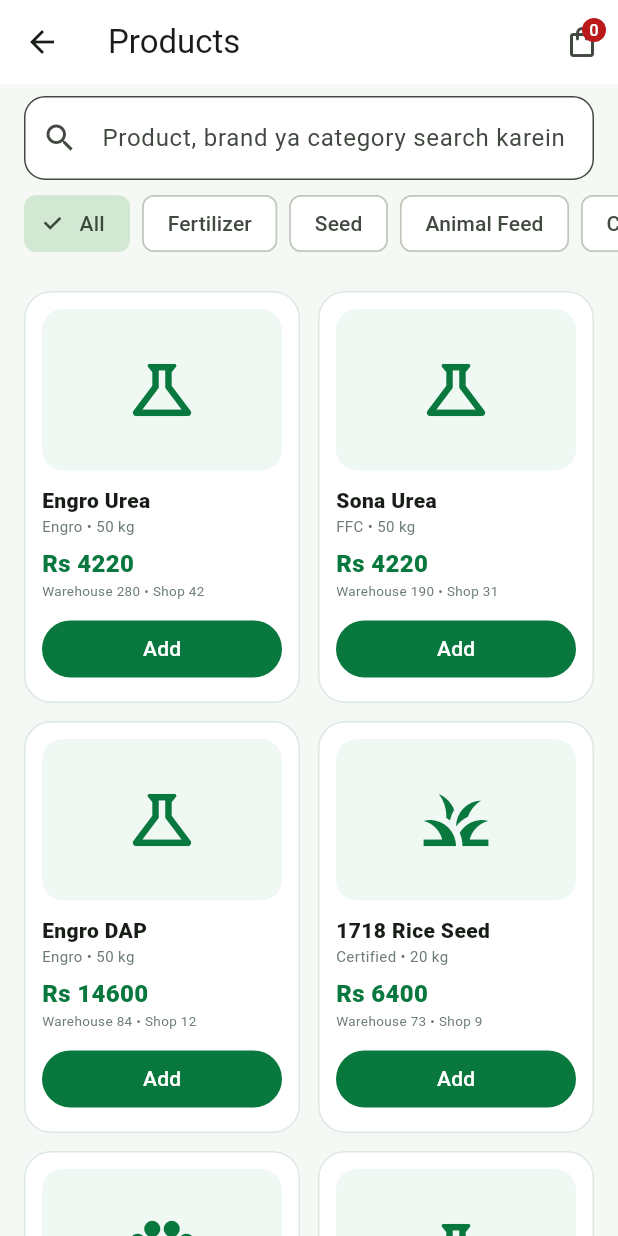
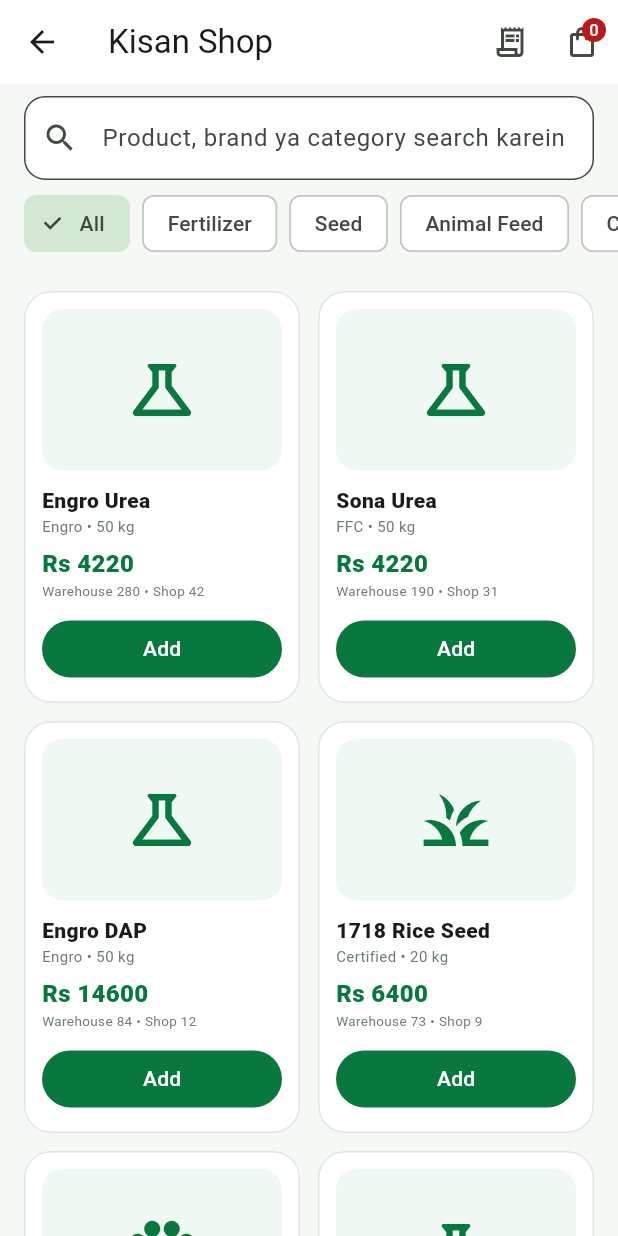
Before and after one commit to aurangzaibranapk/agribridge, a Flutter app: the ProductCatalogScreen screen opened directly, on a phone screen of 412 x 824 dp. Run offline on Flutter 3.47's test engine with Material 3 defaults, Android fonts, the phone set to English and light mode, and no system bars; our stand-ins replace connectivity_plus, firebase_core, firebase_messaging, flutter_riverpod, supabase_flutter; accounts and stored records are empty.

Commit message:
Keep farmer order history accessible from Kisan Shop

```diff
--- a/mobile/lib/features/commerce/product_catalog_screen.dart
+++ b/mobile/lib/features/commerce/product_catalog_screen.dart
@@ -5,6 +5,7 @@
 import '../../core/data/mobile_providers.dart';
 import 'cart_controller.dart';
 import 'cart_screen.dart';
+import 'order_history_screen.dart';
 import 'product.dart';
 
 class ProductCatalogScreen extends ConsumerStatefulWidget {
@@ -24,7 +25,8 @@
     final categories = ['All', ...{for (final p in allProducts) p.category}];
     final products = allProducts.where((p) => (category == 'All' || p.category == category) && '${p.name} ${p.brand} ${p.category}'.toLowerCase().contains(query.toLowerCase())).toList();
     return Scaffold(
-      appBar: AppBar(title: const Text('Products'), actions: [
+      appBar: AppBar(title: const Text('Kisan Shop'), actions: [
+        IconButton(tooltip: 'My orders', onPressed: () => Navigator.push(context, MaterialPageRoute(builder: (_) => const OrderHistoryScreen())), icon: const Icon(Icons.receipt_long_outlined)),
         IconButton(onPressed: () => Navigator.push(context, MaterialPageRoute(builder: (_) => const CartScreen())), icon: Badge(label: Text('${cart.values.fold<int>(0, (s, e) => s + e.quantity)}'), child: const Icon(Icons.shopping_bag_outlined))),
       ]),
       body: Column(children: [
```
